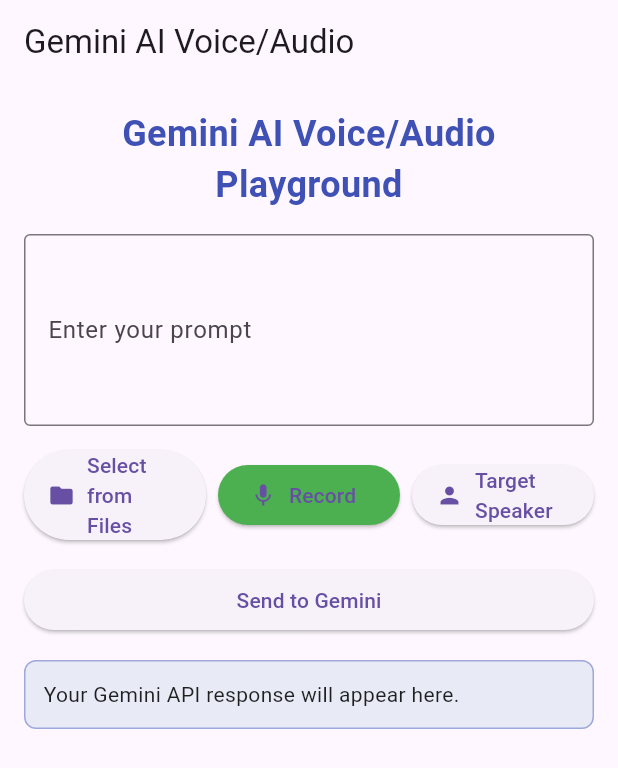
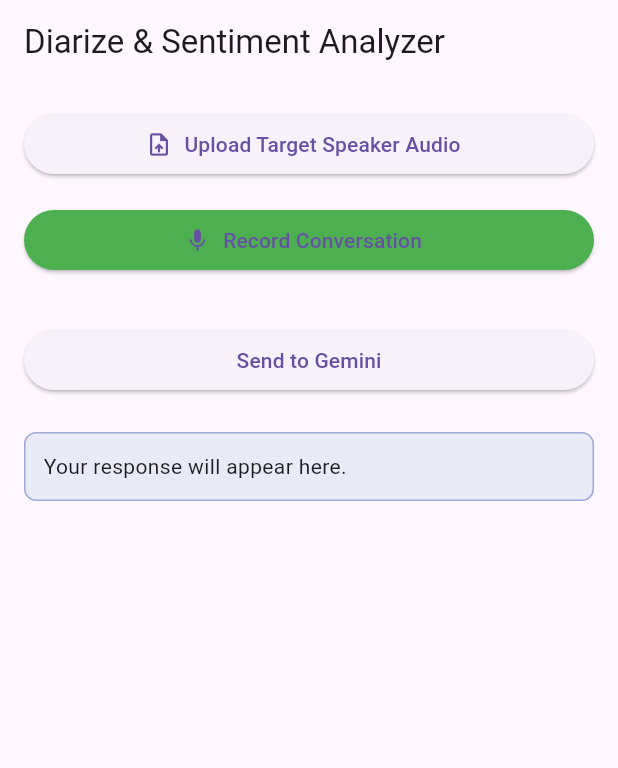
Before and after one commit to shriniiketan/EternalAI, a Flutter app: the screen it shows after launch, on a phone screen of 412 x 824 dp. Shown: the top 768 px of the screen. Run offline on Flutter 3.47's test engine with Material 3 defaults, Android fonts, the phone set to English and light mode, and no system bars; our stand-ins replace file_picker, permission_handler; missing offline and left inert: flutter_sound.

Commit message:
added target speaker audio upload, added default prompt, added saving gemini response locally

```diff
--- a/lib/main.dart
+++ b/lib/main.dart
@@ -9,13 +9,16 @@
 import 'package:flutter_sound/flutter_sound.dart';
 import 'package:path_provider/path_provider.dart';
 
-void main() => runApp(const MyApp());
+void main() {
+  WidgetsFlutterBinding.ensureInitialized();
+  runApp(const MyApp());
+}
 
 class MyApp extends StatelessWidget {
   const MyApp({super.key});
   @override
   Widget build(BuildContext context) => MaterialApp(
-    title: 'Gemini AI Voice/Audio Playground',
+    title: 'Gemini AI Diarization & Sentiment',
     theme: ThemeData(primarySwatch: Colors.indigo),
     home: const HomePage(),
   );
@@ -28,138 +31,154 @@
 }
 
 class _HomePageState extends State<HomePage> {
+  // — Fixed prompt
+  static const String _prompt = '''
+We have provided two audio clips:
+
+1) A reference recording of the TARGET SPEAKER.
+2) A conversation audio that may contain multiple voices.
+
+Please:
+- Use the target speaker clip as the voice reference for the target speaker.
+- Transcribe the recorded conversation audio file and identify the speakers, especially the target speaker.
+
+''';
+
   // — UI state
-  final _promptCtrl = TextEditingController();
-  String _responseText = 'Your Gemini API response will appear here.';
+  String _responseText = 'Your response will appear here.';
   bool _isLoading = false;
   String? _errorMessage;
 
-  // — File picker state
-  Uint8List? _selectedAudioData;
-  String? _selectedAudioMimeType;
+  // — Target-speaker upload state
+  Uint8List? _targetAudioData;
+  String? _targetAudioMimeType;
+  String? _targetFileName;
 
-  // — General recording
+  // — Conversation recording state
   final _recorder = FlutterSoundRecorder();
   bool _isRecording = false;
   String? _recordedFilePath;
 
-  // — Target-speaker recording
-  final _targetRecorder = FlutterSoundRecorder();
-  bool _isTargetRecording = false;
-  String? _targetFilePath;
-
-  // — Gemini API config (fill these in!)
-  final String _apiKey = 'AIzaSyCMvEw-OApWR6rrTrdRJ36gv7gOKtdVthY';
-  final String _geminiModel = 'gemini-2.5-pro-preview-06-05';
+  // — Gemini API config
+  final String _apiKey = 'AIzaSyAeqZhg3A8eU5XsY_sc4U9_5fIAVwoG_Hk';
+  final String _geminiModel = 'gemini-2.0-flash';
 
   @override
   void initState() {
     super.initState();
-    _initAudio();
+    _initRecorder();
   }
 
-  Future<void> _initAudio() async {
+  Future<void> _initRecorder() async {
     await Permission.microphone.request();
     await _recorder.openRecorder();
-    await _targetRecorder.openRecorder();
   }
 
-  Future<void> _pickAudioFile() async {
+  /// Let user pick target-speaker file
+  Future<void> _pickTargetAudioFile() async {
     final result = await FilePicker.platform.pickFiles(
       type: FileType.custom,
       allowedExtensions: ['m4a', 'wav', 'mp3', 'aac'],
     );
-    if (result != null && result.files.single.bytes != null) {
-      final ext = result.files.single.extension!;
+    if (result == null) return;
+
+    final fileObj = result.files.single;
+    final path = fileObj.path;
+    Uint8List data;
+
+    if (fileObj.bytes != null) {
+      data = fileObj.bytes!;
+    } else if (path != null) {
+      data = await File(path).readAsBytes();
+    } else {
       setState(() {
-        _selectedAudioData = result.files.single.bytes;
-        _selectedAudioMimeType = ext == 'wav' ? 'audio/wav' : 'audio/$ext';
-        _recordedFilePath = null;
-        _targetFilePath = null;
+        _errorMessage = 'Picked file has no data or path.';
       });
+      return;
     }
+
+    final ext = (fileObj.extension ?? path!.split('.').last).toLowerCase();
+    final mime = ext == 'wav'
+        ? 'audio/wav'
+        : ext == 'm4a'
+        ? 'audio/mp4'
+        : 'audio/$ext';
+
+    setState(() {
+      _targetAudioData = data;
+      _targetAudioMimeType = mime;
+      _targetFileName = fileObj.name;
+      _errorMessage = null;
+    });
   }
 
-  Future<void> _startGeneralRecording() async {
+  /// Start recording the conversation
+  Future<void> _startRecording() async {
     final dir = await getTemporaryDirectory();
-    final path = '${dir.path}/general_record.m4a';
-    await _recorder.startRecorder(toFile: path, codec: Codec.aacMP4);
+    final path = '${dir.path}/conversation.m4a';
+    await _recorder.startRecorder(
+      toFile: path,
+      codec: Codec.aacMP4,
+    );
     setState(() {
       _isRecording = true;
-      _selectedAudioData = null;
-      _selectedAudioMimeType = null;
       _recordedFilePath = path;
     });
   }
 
-  Future<void> _stopGeneralRecording() async {
+  /// Stop recording
+  Future<void> _stopRecording() async {
     await _recorder.stopRecorder();
     setState(() => _isRecording = false);
+    if (_recordedFilePath != null) {
+      ScaffoldMessenger.of(context).showSnackBar(
+        SnackBar(
+          content: Text('Saved conversation to:\n$_recordedFilePath'),
+          duration: const Duration(seconds: 3),
+        ),
+      );
+    }
   }
 
-  Future<void> _startTargetRecording() async {
-    final dir = await getTemporaryDirectory();
-    final path = '${dir.path}/target_record.m4a';
-    await _targetRecorder.startRecorder(toFile: path, codec: Codec.aacMP4);
-    setState(() {
-      _isTargetRecording = true;
-      _selectedAudioData = null;
-      _selectedAudioMimeType = null;
-      _targetFilePath = path;
-    });
-  }
+  /// Send prompt + target + conversation to Gemini, display & save response
+  Future<void> _sendToGemini() async {
+    if (_targetAudioData == null) {
+      setState(() => _errorMessage = 'Please upload the target speaker audio.');
+      return;
+    }
+    if (_recordedFilePath == null) {
+      setState(() =>
+      _errorMessage = 'Please record the conversation first.');
+      return;
+    }
 
-  Future<void> _stopTargetRecording() async {
-    await _targetRecorder.stopRecorder();
-    setState(() => _isTargetRecording = false);
-  }
-
-  Future<void> _sendPromptToGemini() async {
     setState(() {
       _isLoading = true;
       _errorMessage = null;
-      _responseText = 'Generating response...';
+      _responseText = 'Processing…';
     });
 
     try {
-      final parts = <Map<String, dynamic>>[];
+      final parts = <Map<String, dynamic>>[
+        {'text': _prompt},
+        {
+          'inlineData': {
+            'mimeType': _targetAudioMimeType!,
+            'data': base64Encode(_targetAudioData!),
+          }
+        },
+        {
+          'inlineData': {
+            'mimeType': 'audio/m4a',
+            'data': base64Encode(
+                await File(_recordedFilePath!).readAsBytes()),
+          }
+        },
+      ];
 
-      // 1) Text part
-      final prompt = _promptCtrl.text.trim();
-      if (prompt.isNotEmpty) parts.add({'text': prompt});
-
-      // 2) Audio part (general > target > picked file)
-      Uint8List? audioBytes;
-      String? mimeType;
-      if (_isRecording && _recordedFilePath != null) {
-        audioBytes = await File(_recordedFilePath!).readAsBytes();
-        mimeType = 'audio/m4a';
-      } else if (_isTargetRecording && _targetFilePath != null) {
-        audioBytes = await File(_targetFilePath!).readAsBytes();
-        mimeType = 'audio/m4a';
-      } else if (_selectedAudioData != null && _selectedAudioMimeType != null) {
-        audioBytes = _selectedAudioData;
-        mimeType = _selectedAudioMimeType;
-      }
-
-      if (audioBytes != null && mimeType != null) {
-        final b64 = base64Encode(audioBytes);
-        parts.add({
-          'inlineData': {'mimeType': mimeType, 'data': b64}
-        });
-      }
-
-      if (parts.isEmpty) {
-        setState(() {
-          _errorMessage = 'Please enter a prompt or include audio.';
-          _isLoading = false;
-        });
-        return;
-      }
-
-      // Build request JSON exactly as in Swift
-      final url = Uri.parse(
-          'https://generativelanguage.googleapis.com/v1beta/models/$_geminiModel:generateContent?key=$_apiKey');
+      final uri = Uri.parse(
+        'https://generativelanguage.googleapis.com/v1beta/models/$_geminiModel:generateContent?key=$_apiKey',
+      );
       final body = jsonEncode({
         'contents': [
           {'role': 'user', 'parts': parts}
@@ -167,18 +186,31 @@
       });
 
       final res = await http.post(
-        url,
+        uri,
         headers: {'Content-Type': 'application/json'},
         body: body,
       );
 
       if (res.statusCode == 200) {
-        final json = jsonDecode(res.body);
-        final text = json['candidates']?[0]?['content']?['parts']?[0]?['text'];
-        setState(() {
-          _responseText =
-              (text as String?) ?? 'No text found in API response.';
-        });
+        final jsonRes = jsonDecode(res.body);
+        final text = jsonRes['candidates']?[0]?['content']?['parts']?[0]?['text']
+        as String? ??
+            'No text in response.';
+
+        // Update UI
+        setState(() => _responseText = text);
+
+        // Save to a .txt file
+        final docsDir = await getApplicationDocumentsDirectory();
+        final outFile = File('${docsDir.path}/gemini_response.txt');
+        await outFile.writeAsString(text);
+
+        ScaffoldMessenger.of(context).showSnackBar(
+          SnackBar(
+            content: Text('Response saved to:\n${outFile.path}'),
+            duration: const Duration(seconds: 3),
+          ),
+        );
       } else {
         setState(() {
           _errorMessage = 'API Error ${res.statusCode}: ${res.body}';
@@ -196,120 +228,66 @@
   @override
   Widget build(BuildContext ctx) {
     return Scaffold(
-      appBar: AppBar(title: const Text('Gemini AI Voice/Audio')),
+      appBar: AppBar(title: const Text('Diarize & Sentiment Analyzer')),
       body: SingleChildScrollView(
         padding: const EdgeInsets.all(16),
         child: Column(
           crossAxisAlignment: CrossAxisAlignment.stretch,
           children: [
-            // Title
-            Text(
-              'Gemini AI Voice/Audio Playground',
-              style: const TextStyle(
-                fontSize: 24,
-                fontWeight: FontWeight.bold,
-                color: Colors.indigo,
-              ),
-              textAlign: TextAlign.center,
+            // 1) Upload target speaker
+            ElevatedButton.icon(
+              onPressed: _isLoading ? null : _pickTargetAudioFile,
+              icon: const Icon(Icons.upload_file),
+              label: Text(_targetFileName == null
+                  ? 'Upload Target Speaker Audio'
+                  : 'Target: $_targetFileName'),
             ),
             const SizedBox(height: 16),
 
-            // Prompt input
-            TextField(
-              controller: _promptCtrl,
-              maxLines: 4,
-              decoration: const InputDecoration(
-                labelText: 'Enter your prompt',
-                border: OutlineInputBorder(),
+            // 2) Record conversation
+            ElevatedButton.icon(
+              onPressed:
+              _isLoading ? null : (_isRecording ? _stopRecording : _startRecording),
+              icon: Icon(_isRecording ? Icons.stop : Icons.mic),
+              label: Text(
+                  _isRecording ? 'Stop Recording' : 'Record Conversation'),
+              style: ElevatedButton.styleFrom(
+                backgroundColor: _isRecording ? Colors.red : Colors.green,
               ),
-              enabled: !_isLoading,
             ),
-            const SizedBox(height: 16),
+            const SizedBox(height: 32),
 
-            // File / Recording buttons
-            Row(
-              children: [
-                // Pick from files
-                Expanded(
-                  child: ElevatedButton.icon(
-                    onPressed: _isLoading || _isRecording || _isTargetRecording
-                        ? null
-                        : _pickAudioFile,
-                    icon: const Icon(Icons.folder),
-                    label: const Text('Select from Files'),
-                  ),
-                ),
-                const SizedBox(width: 8),
-
-                // General “Record” / “Stop Recording”
-                Expanded(
-                  child: ElevatedButton.icon(
-                    onPressed: _isLoading || _isTargetRecording
-                        ? null
-                        : () => _isRecording
-                        ? _stopGeneralRecording()
-                        : _startGeneralRecording(),
-                    icon: Icon(_isRecording ? Icons.stop : Icons.mic),
-                    label:
-                    Text(_isRecording ? 'Stop Recording' : 'Record'),
-                    style: ElevatedButton.styleFrom(
-                      backgroundColor:
-                      _isRecording ? Colors.red : Colors.green,
-                    ),
-                  ),
-                ),
-                const SizedBox(width: 8),
-
-                // Target-speaker “Start” / “Stop”
-                Expanded(
-                  child: ElevatedButton.icon(
-                    onPressed: _isLoading || _isRecording
-                        ? null
-                        : () => _isTargetRecording
-                        ? _stopTargetRecording()
-                        : _startTargetRecording(),
-                    icon: Icon(
-                        _isTargetRecording ? Icons.stop : Icons.person),
-                    label: Text(_isTargetRecording
-                        ? 'Stop Speaker'
-                        : 'Target Speaker'),
-                  ),
-                ),
-              ],
-            ),
-            const SizedBox(height: 16),
-
-            // Send button
+            // 3) Send to Gemini
             ElevatedButton(
-              onPressed: _isLoading ? null : _sendPromptToGemini,
+              onPressed: _isLoading ? null : _sendToGemini,
               child: _isLoading
                   ? const CircularProgressIndicator(color: Colors.white)
                   : const Text('Send to Gemini'),
             ),
-            const SizedBox(height: 16),
+            const SizedBox(height: 24),
 
-            // Error or Response
+            // 4) Error or response
             if (_errorMessage != null)
-              Text(
-                _errorMessage!,
-                style: const TextStyle(color: Colors.red),
-              )
+              Text(_errorMessage!, style: const TextStyle(color: Colors.red))
             else
               Container(
                 padding: const EdgeInsets.all(12),
                 decoration: BoxDecoration(
                   color: Colors.indigo.shade50,
+                  border: Border.all(color: Colors.indigo.shade200),
                   borderRadius: BorderRadius.circular(8),
-                  border: Border.all(color: Colors.indigo.shade200),
                 ),
-                child: Text(
-                  _responseText,
-                  style: const TextStyle(color: Colors.black87),
-                ),
+                child: Text(_responseText),
               ),
           ],
         ),
       ),
     );
   }
+
+  @override
+  void dispose() {
+    _recorder.closeRecorder();
+    super.dispose();
+  }
 }
```
Also changed, not shown: 2 other files.
